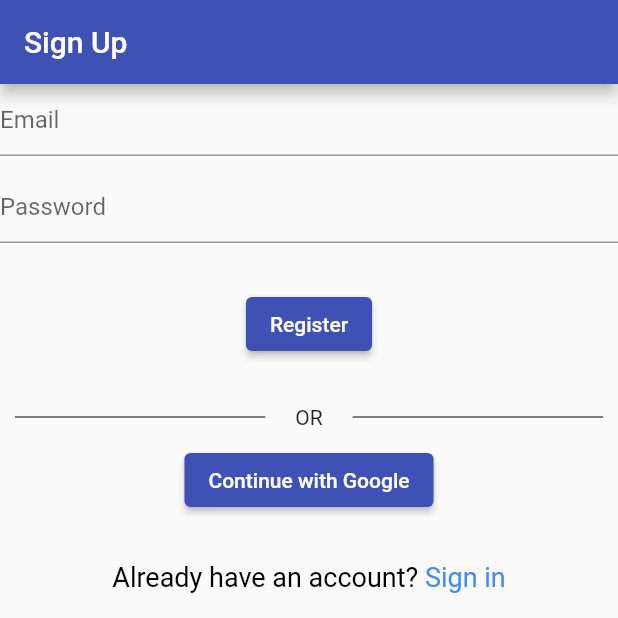
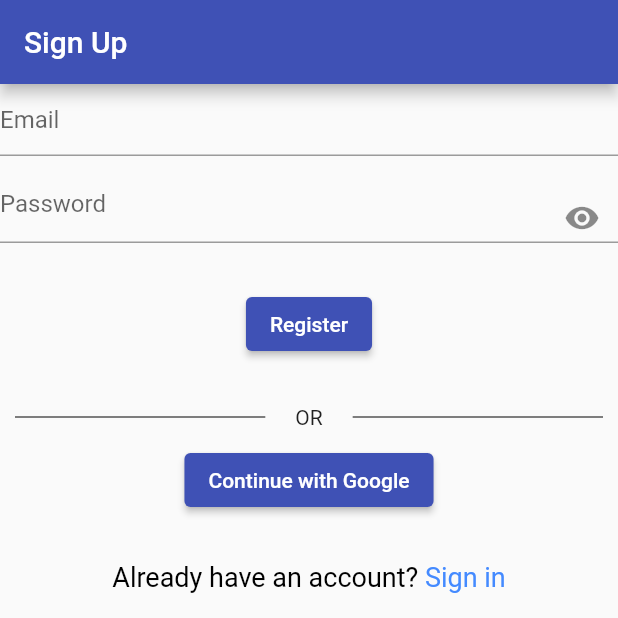
Before and after one commit to Chetan-Goyal/Flutter_Auth_Template, a Flutter app: the screen it shows after launch, on a phone screen of 412 x 824 dp, the top half of it. Run offline on Flutter 3.47's test engine with Material 2 defaults, Android fonts, the phone set to English and light mode, and no system bars; our stand-ins replace cloud_firestore, email_validator, firebase_auth, firebase_core, firebase_storage, google_sign_in and 1 more; accounts and stored records are empty.

Commit message:
Adds Password Visibility toggle suffixIcon

```diff
--- a/auth_template/lib/app/sign_up/sign_up_page.dart
+++ b/auth_template/lib/app/sign_up/sign_up_page.dart
@@ -5,10 +5,17 @@
 import 'package:provider/provider.dart';
 import 'package:email_validator/email_validator.dart';
 
-class SignUpPage extends StatelessWidget {
+class SignUpPage extends StatefulWidget {
+  @override
+  _SignUpPageState createState() => _SignUpPageState();
+}
+
+class _SignUpPageState extends State<SignUpPage> {
   final _formKey = GlobalKey<FormState>();
+  bool _hidePassword = true;
 
   final emailController = TextEditingController();
+
   final passwordController = TextEditingController();
 
   Future<void> _signUpGoogle(BuildContext context) async {
@@ -74,8 +81,18 @@
                 fillColor: Colors.grey,
                 focusColor: Colors.grey,
                 hintText: "Password",
+                suffixIcon: Padding(
+                  padding: EdgeInsets.only(top: 15.0),
+                  child: InkWell(
+                    onTap: _togglePasswordView,
+                    child: Icon(_hidePassword
+                        ? Icons.visibility
+                        : Icons.visibility_off),
+                  ),
+                ),
               ),
               validator: passValidator,
+              obscureText: _hidePassword,
             ),
             SizedBox(height: 30),
             ElevatedButton(
@@ -155,4 +172,10 @@
       ),
     );
   }
+
+  void _togglePasswordView() {
+    setState(() {
+      _hidePassword = !_hidePassword;
+    });
+  }
 }
```
Also changed, not shown: auth_template/lib/app/sign_in/sign_in_page.dart (+26 -5 lines).
